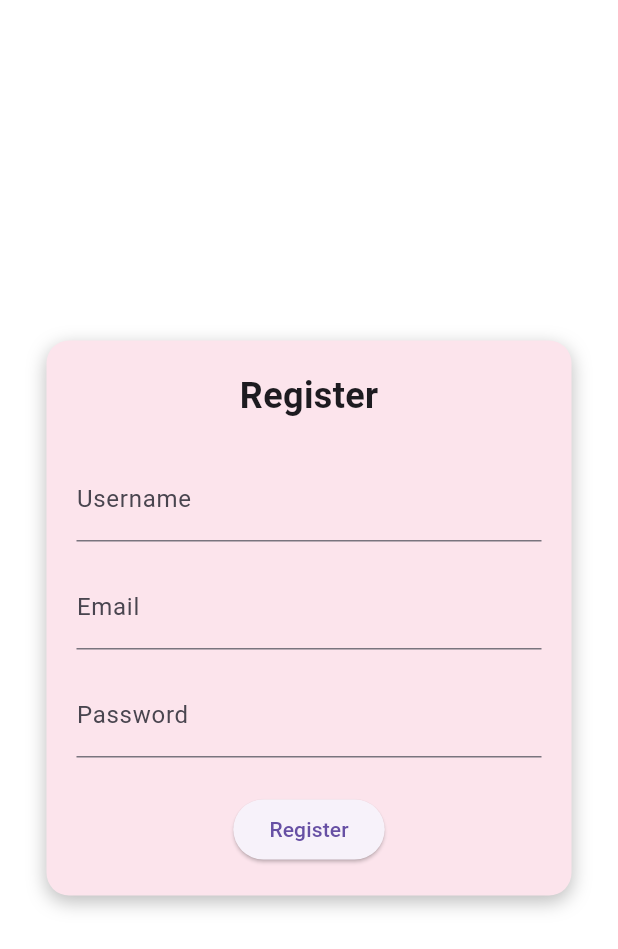
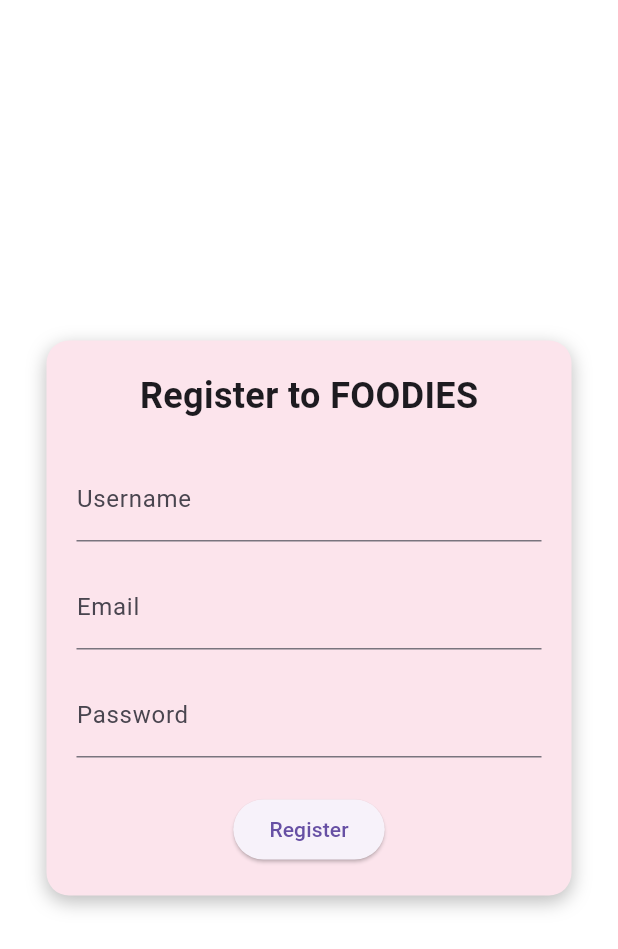
Before and after one commit to thisalma/Assignment-2-Mobile-App-Development, a Flutter app: the RegisterScreen screen opened directly, on a phone screen of 412 x 824 dp. Shown: the top 949 px of the screen. Run offline on Flutter 3.47's test engine with Material 3 defaults, Android fonts, the phone set to English and light mode, and no system bars; our stand-ins replace image_picker, shared_preferences; accounts and stored records are empty.

Commit message:
doing some changes

```diff
--- a/lib/register.dart
+++ b/lib/register.dart
@@ -41,7 +41,7 @@ class _RegisterScreenState extends State<RegisterScreen> {
               mainAxisSize: MainAxisSize.min,
               children: [
                 const Text(
-                  'Register',
+                  'Register to FOODIES',
                   style: TextStyle(fontSize: 24, fontWeight: FontWeight.bold),
                 ),
                 const SizedBox(height: 24),
```
